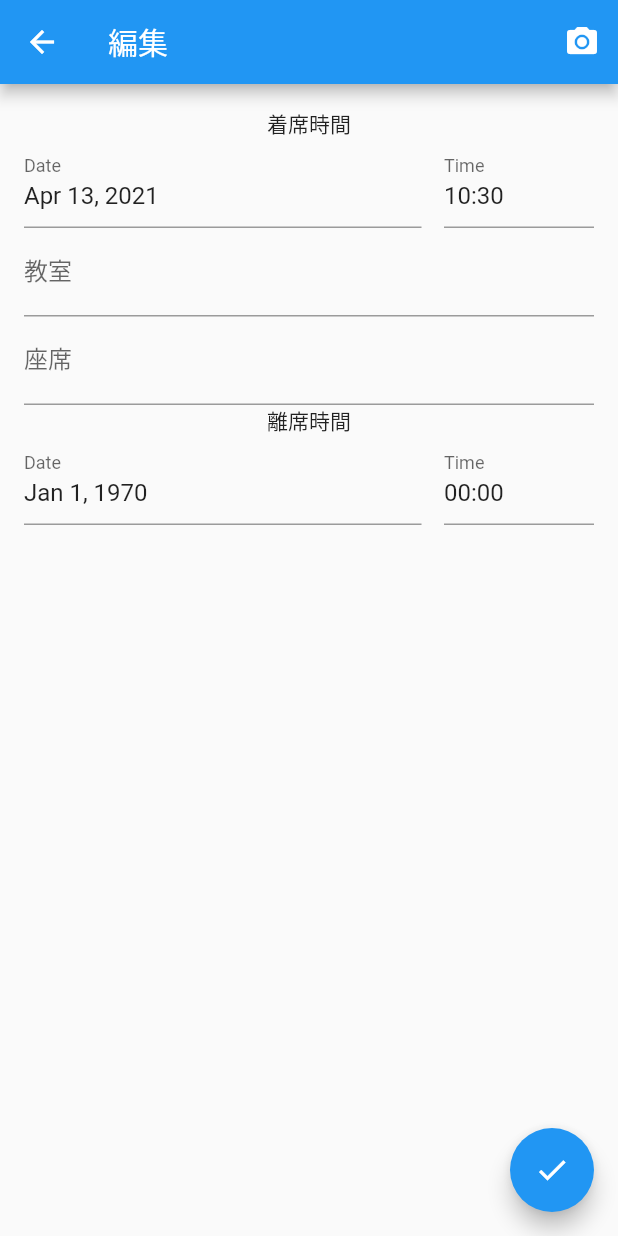
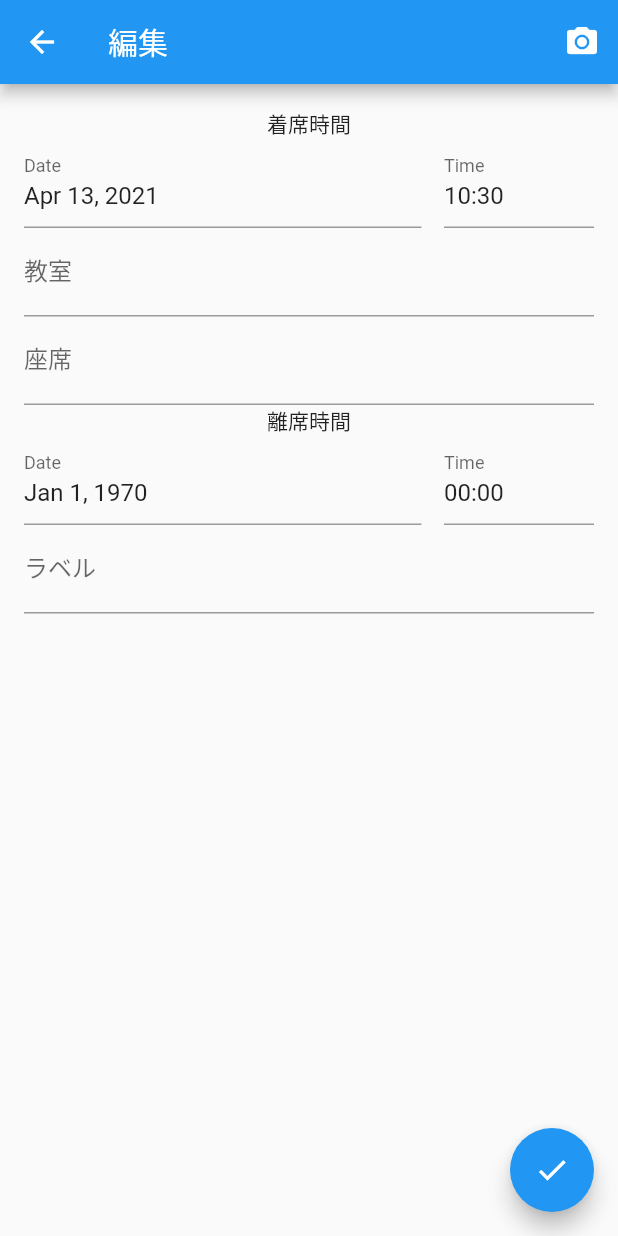
Before and after one commit to dummyx/historykiroku, a Flutter app: the screen it shows after launch, after a tap on the "add" icon, on a phone screen of 412 x 824 dp. Run offline on Flutter 3.47's test engine with Material 2 defaults, Android fonts, the phone set to English and light mode, and no system bars; drawn by our look-alikes of date_time_picker; our stand-ins replace sqflite; missing offline and left inert: qr_code_scanner; accounts and stored records are empty.

Commit message:
Remove unused bits & Add label editing

```diff
--- a/lib/main.dart
+++ b/lib/main.dart
@@ -126,8 +126,7 @@ class _HomeState extends State {
                                             barrierDismissible: false,
                                             builder: (BuildContext context) {
                                               return AlertDialog(
-                                                title:
-                                                    Text('削除しますか'),
+                                                title: Text('削除しますか'),
                                                 content: SingleChildScrollView(
                                                   child: ListBody(
                                                     children: <Widget>[
--- a/lib/src/db.dart
+++ b/lib/src/db.dart
@@ -7,6 +7,7 @@ final String columnClassroom = 'classroom';
 final String columnSeat = 'seat';
 final String columnStartTime = 'start';
 final String columnEndTime = 'end';
+final String columnLabel = 'label';
 
 class Entry {
   int? id;
@@ -14,19 +15,22 @@ class Entry {
   String seat;
   int timestampStart;
   int timestampEnd;
+  String label;
 
   Entry(
       {required this.classroom,
       required this.seat,
       required this.timestampStart,
-      required this.timestampEnd});
+      required this.timestampEnd,
+      required this.label});
 
   Map<String, Object?> toMap() {
     var map = <String, Object?>{
       columnClassroom: classroom,
       columnSeat: seat,
       columnStartTime: timestampStart,
-      columnEndTime: timestampEnd
+      columnEndTime: timestampEnd,
+      columnLabel: label
     };
     if (id != null) {
       map[columnId] = id;
@@ -48,13 +52,15 @@ Entry generateNewEntry(String scannedData) {
         classroom: classroom,
         seat: seat,
         timestampStart: timestampStart,
-        timestampEnd: timestampEnd);
+        timestampEnd: timestampEnd,
+        label: '');
   } catch (e) {
     return Entry(
         classroom: '',
         seat: '',
         timestampStart: timestampStart,
-        timestampEnd: timestampEnd);
+        timestampEnd: timestampEnd,
+        label: '');
   }
 }
 
@@ -71,7 +77,8 @@ create table 'entries' (
   $columnClassroom text not null,
   $columnSeat text not null,
   $columnStartTime integer not null,
-  $columnEndTime integer not null)
+  $columnEndTime integer not null,
+  $columnLabel text not null)
 ''');
     });
   }
@@ -118,7 +125,8 @@ create table 'entries' (
         classroom: record[columnClassroom],
         seat: record[columnSeat],
         timestampStart: record[columnStartTime],
-        timestampEnd: record[columnEndTime]);
+        timestampEnd: record[columnEndTime],
+        label: record[columnLabel]);
     entry.id = record['_id'];
     return entry;
   }
--- a/lib/src/entry.dart
+++ b/lib/src/entry.dart
@@ -18,18 +18,23 @@ class _NewEntryScreenState extends State<NewEntryScreen> {
   _NewEntryScreenState(this.entry);
   final classroomTextController = TextEditingController();
   final seatTextController = TextEditingController();
+  final labelTextController = TextEditingController();
 
   @override
   void initState() {
     super.initState();
     classroomTextController.text = entry.classroom;
     seatTextController.text = entry.seat;
+    labelTextController.text = entry.label;
 
     classroomTextController.addListener(() {
       entry.classroom = classroomTextController.text;
     });
     seatTextController.addListener(() {
       entry.seat = seatTextController.text;
+    });
+    labelTextController.addListener(() {
+      entry.label = labelTextController.text;
     });
   }
 
@@ -106,7 +111,14 @@ class _NewEntryScreenState extends State<NewEntryScreen> {
                             DateTime.parse(datetime).millisecondsSinceEpoch ~/
                                 1000;
                       },
-                    )
+                    ),
+                    TextFormField(
+                      controller: labelTextController,
+                      textInputAction: TextInputAction.next,
+                      decoration: InputDecoration(
+                        labelText: 'ラベル',
+                      ),
+                    ),
                   ]
                 ],
               ),
@@ -128,6 +140,7 @@ class _NewEntryScreenState extends State<NewEntryScreen> {
 
     classroomTextController.text = parsedData['classroom']!;
     seatTextController.text = parsedData['seat']!;
+
     entry.classroom = parsedData['classroom']!;
     entry.seat = parsedData['classroom']!;
   }
@@ -136,6 +149,7 @@ class _NewEntryScreenState extends State<NewEntryScreen> {
   void dispose() {
     classroomTextController.dispose();
     seatTextController.dispose();
+    labelTextController.dispose();
     super.dispose();
   }
 }
```
Also changed, not shown: lib/src/qr.dart (+4 -10 lines).
